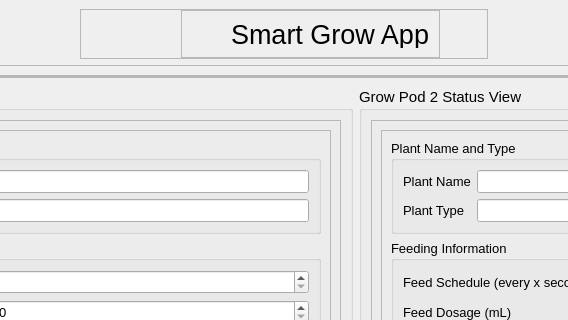
Old version of the form GUI/smartGrow/form.ui in the repository sgomez14/ec601_smartGrow; both pictures show x 466 to 1034 and y 0 to 320 of the 1500 by 800 pixel window.
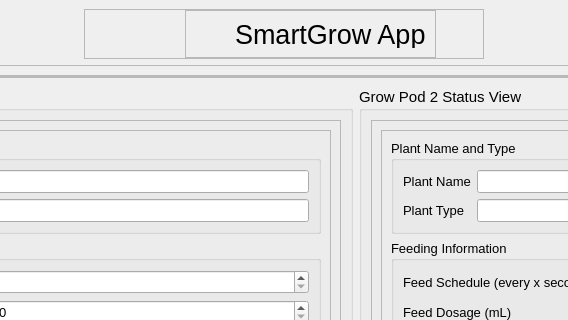
New version of the form. Icons and pictures are not drawn.

Commit message: Changed title from Smart Grow to SmartGrow

Patch:
```diff
--- a/GUI/smartGrow/form.ui
+++ b/GUI/smartGrow/form.ui
@@ -104,7 +104,7 @@
              </font>
             </property>
             <property name="text">
-             <string>Smart Grow App</string>
+             <string>SmartGrow App</string>
             </property>
            </widget>
           </item>
```
Left out of the diff: 2 changed lines with no effect on the pictures. The commit also changes 1 other file.
